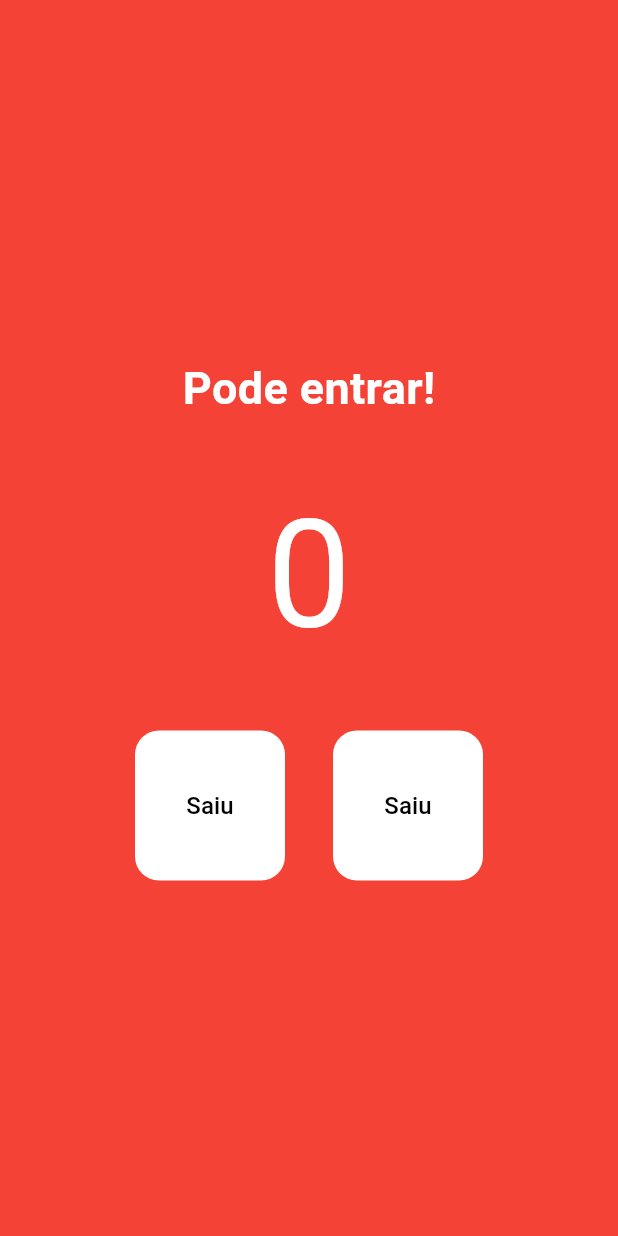
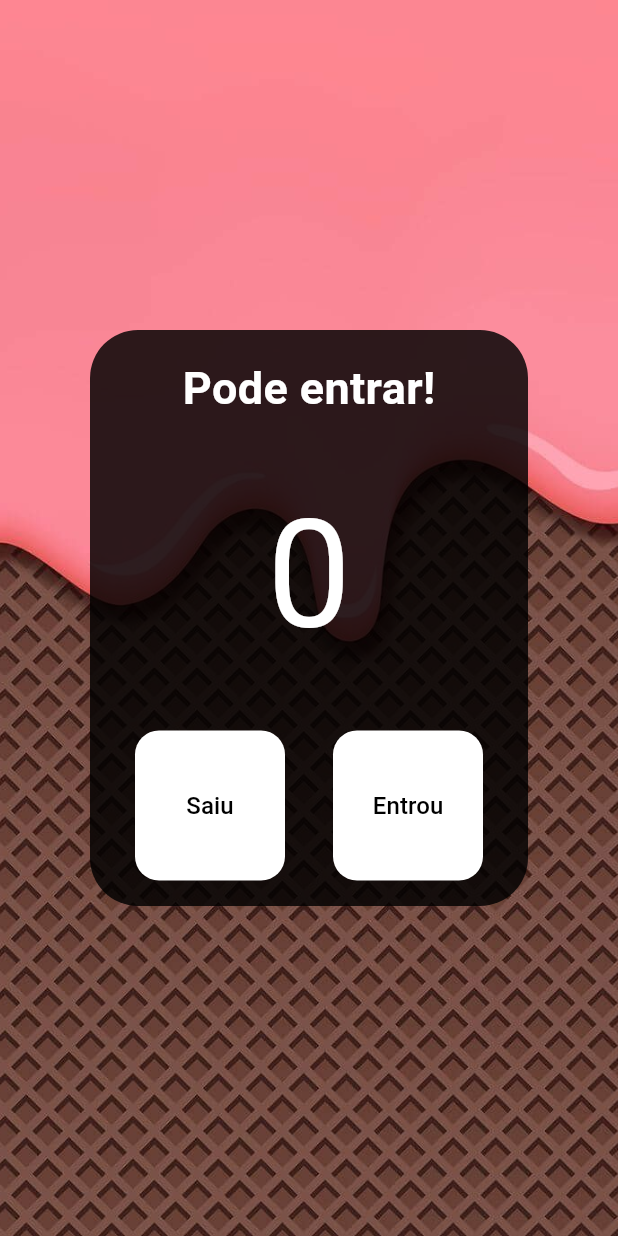
Before and after one commit to joaoaugusto-dev/curso-flutter, a Flutter app: the screen it shows after launch, on a phone screen of 412 x 824 dp. Run offline on Flutter 3.47's test engine with Material 3 defaults, Android fonts, the light colour scheme and no system bars.

Commit message:
Imagem de fundo e pequenas evoluções de design

```diff
--- a/FLUTTER001 - APP CONTADOR DE PESSOAS/contador_de_pessoas/lib/main.dart
+++ b/FLUTTER001 - APP CONTADOR DE PESSOAS/contador_de_pessoas/lib/main.dart
@@ -10,7 +10,10 @@ class MyApp extends StatelessWidget {
 
   @override
   Widget build(BuildContext context) {
-    return MaterialApp(home: const HomePage());
+    return MaterialApp(
+      home: const HomePage(),
+      debugShowCheckedModeBanner: false,
+    );
   }
 }
 
@@ -31,7 +34,35 @@ class HomePage extends StatelessWidget {
     return Scaffold(
       backgroundColor: Colors.red,
       //coluna
-      body: Column(
+      body: Container(
+        decoration: const BoxDecoration(
+          image: DecorationImage(
+            image: AssetImage(
+              "assets/images/image.jpg",
+            ),
+            fit: BoxFit.cover,
+          ),
+        ),
+        child: Padding(
+          padding: const EdgeInsets.fromLTRB(
+            60,
+            220,
+            60,
+            220,
+          ),
+          child: DecoratedBox(
+            decoration: BoxDecoration(
+              color: const Color.fromARGB(
+                210,
+                0,
+                0,
+                0,
+              ),
+              borderRadius: BorderRadius.circular(
+                32,
+              ),
+            ),
+            child: Column(
               //centralizacao
               mainAxisAlignment:
                   MainAxisAlignment.center,
@@ -68,13 +99,19 @@ class HomePage extends StatelessWidget {
                     TextButton(
                       onPressed: decrement,
                       style: TextButton.styleFrom(
-                  backgroundColor: Colors.white,
-                  fixedSize: const Size(100, 100),
+                        backgroundColor:
+                            Colors.white,
+                        fixedSize: const Size(
+                          100,
+                          100,
+                        ),
                         foregroundColor: Colors
                             .black, //primary foi trocado pelo foregroundColor
                         shape: RoundedRectangleBorder(
                           borderRadius:
-                        BorderRadius.circular(16),
+                              BorderRadius.circular(
+                                16,
+                              ),
                         ),
                       ),
                       child: Text(
@@ -87,19 +124,25 @@ class HomePage extends StatelessWidget {
                     ),
                     const SizedBox(width: 32),
                     TextButton(
-                onPressed: decrement,
+                      onPressed: increment,
                       style: TextButton.styleFrom(
-                  backgroundColor: Colors.white,
-                  fixedSize: const Size(100, 100),
+                        backgroundColor:
+                            Colors.white,
+                        fixedSize: const Size(
+                          100,
+                          100,
+                        ),
                         foregroundColor: Colors
                             .black, //primary foi trocado pelo foregroundColor
                         shape: RoundedRectangleBorder(
                           borderRadius:
-                        BorderRadius.circular(16),
+                              BorderRadius.circular(
+                                16,
+                              ),
                         ),
                       ),
                       child: Text(
-                  "Saiu",
+                        "Entrou",
                         style: TextStyle(
                           color: Colors.black,
                           fontSize: 16,
@@ -110,6 +153,9 @@ class HomePage extends StatelessWidget {
                 ),
               ],
             ),
+          ),
+        ),
+      ),
     );
   }
 }
--- a/FLUTTER001 - APP CONTADOR DE PESSOAS/contador_de_pessoas/pubspec.yaml
+++ b/FLUTTER001 - APP CONTADOR DE PESSOAS/contador_de_pessoas/pubspec.yaml
@@ -62,6 +62,9 @@ flutter:
   #   - images/a_dot_burr.jpeg
   #   - images/a_dot_ham.jpeg
 
+  assets:
+    - assets/images/
+
   # An image asset can refer to one or more resolution-specific "variants", see
   # https://flutter.dev/to/resolution-aware-images
 
```
Also changed, not shown: FLUTTER001 - APP CONTADOR DE PESSOAS/contador_de_pessoas/assets/images/image.jpg (added). Lines whose indentation alone changed are shown as unchanged.
